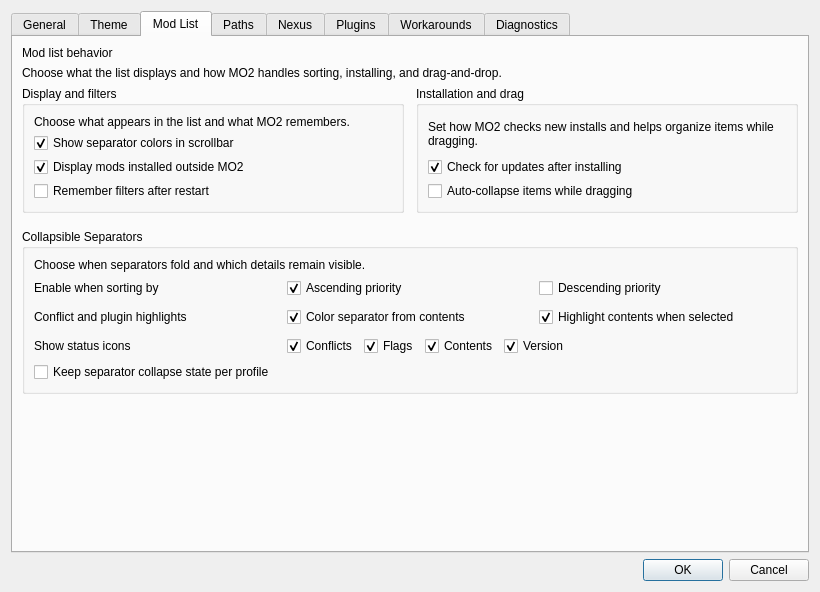
Above: source/modorganizer/src/settingsdialog.ui from ArialSenki/MO2-Revamped before the change. Below: the same form after it.
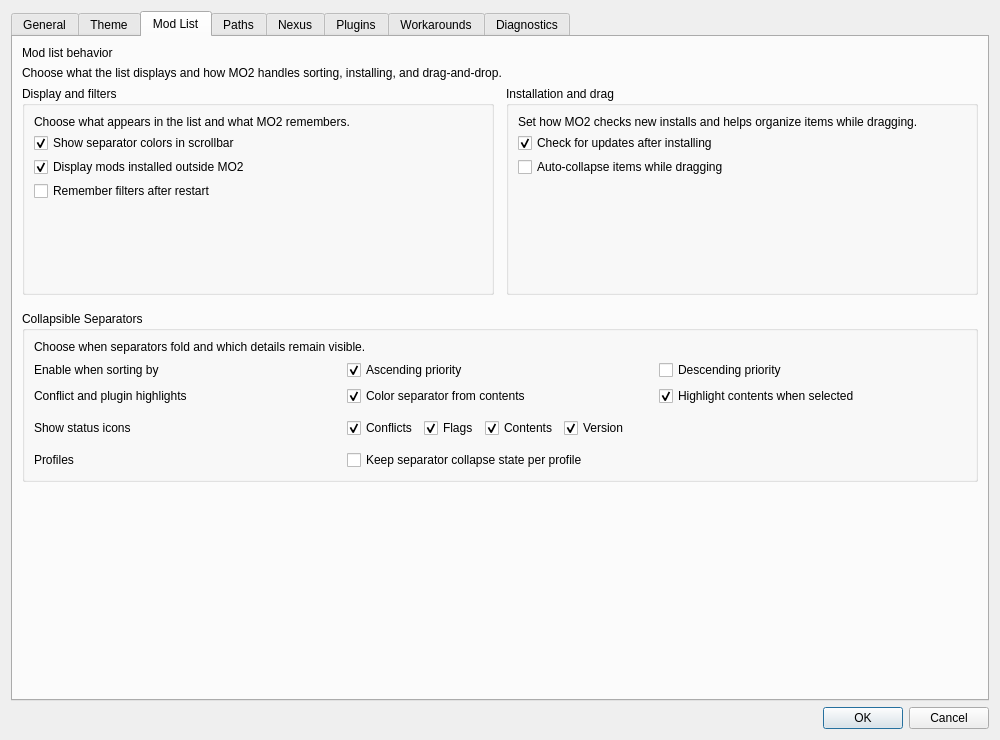
That is the form after the change. The open tabs and pages were chosen to show the change. Icons and pictures are not drawn. Custom widgets are drawn as their Qt base class.

The edit to the form file:
```diff
--- a/source/modorganizer/src/settingsdialog.ui
+++ b/source/modorganizer/src/settingsdialog.ui
@@ -6,8 +6,8 @@
    <rect>
     <x>0</x>
     <y>0</y>
-    <width>820</width>
-    <height>592</height>
+    <width>1000</width>
+    <height>740</height>
    </rect>
   </property>
   <property name="windowTitle">
@@ -476,7 +476,7 @@
        <item>
         <widget class="QLabel" name="themePageSubtitle">
          <property name="text">
-          <string>Choose Light or Dark, then customize the highlights used for mod conflicts and selected plugins.</string>
+          <string>Choose Light, Dark Blue, or Dark Black, then customize the highlights used for mod conflicts and selected plugins.</string>
          </property>
          <property name="wordWrap">
           <bool>true</bool>
@@ -734,6 +734,19 @@
                </property>
               </widget>
              </item>
+             <item>
+              <spacer name="modListDisplayBottomSpacer">
+               <property name="orientation">
+                <enum>Qt::Vertical</enum>
+               </property>
+               <property name="sizeHint" stdset="0">
+                <size>
+                 <width>20</width>
+                 <height>0</height>
+                </size>
+               </property>
+              </spacer>
+             </item>
             </layout>
            </widget>
           </item>
@@ -785,6 +798,19 @@
                </property>
               </widget>
              </item>
+             <item>
+              <spacer name="modListWorkflowBottomSpacer">
+               <property name="orientation">
+                <enum>Qt::Vertical</enum>
+               </property>
+               <property name="sizeHint" stdset="0">
+                <size>
+                 <width>20</width>
+                 <height>0</height>
+                </size>
+               </property>
+              </spacer>
+             </item>
             </layout>
            </widget>
           </item>
@@ -835,7 +861,7 @@
           <item>
            <layout class="QGridLayout" name="gridLayout_9">
             <property name="verticalSpacing">
-             <number>9</number>
+             <number>6</number>
             </property>
             <item row="5" column="1">
              <widget class="QCheckBox" name="collapsibleSeparatorsHighlightToBox">
@@ -909,6 +935,12 @@
             </item>
             <item row="8" column="1" colspan="2">
              <widget class="QWidget" name="widget_4" native="true">
+              <property name="minimumSize">
+               <size>
+                <width>0</width>
+                <height>32</height>
+               </size>
+              </property>
               <layout class="QHBoxLayout" name="horizontalLayout_7">
                <property name="leftMargin">
                 <number>0</number>
@@ -978,9 +1010,14 @@
               </layout>
              </widget>
             </item>
-           </layout>
-          </item>
-          <item>
+            <item row="9" column="0">
+             <widget class="QLabel" name="collapsibleSeparatorsProfilesLabel">
+              <property name="text">
+               <string>Profiles</string>
+              </property>
+             </widget>
+            </item>
+            <item row="9" column="1" colspan="2">
            <widget class="QCheckBox" name="collapsibleSeparatorsPerProfileBox">
             <property name="toolTip">
              <string>Do not share the collapse/expanded state of separators between profiles.</string>
@@ -994,6 +1031,8 @@
            </widget>
           </item>
          </layout>
+          </item>
+         </layout>
         </widget>
        </item>
        <item>
@@ -1004,7 +1043,7 @@
          <property name="sizeHint" stdset="0">
           <size>
            <width>20</width>
-           <height>40</height>
+          <height>8</height>
           </size>
          </property>
         </spacer>
@@ -1460,10 +1499,6 @@
                    <property name="text">
                     <string>Disconnect from Nexus</string>
                    </property>
-                   <property name="icon">
-                    <iconset resource="resources.qrc">
-                     <normaloff>:/MO/gui/edit_clear</normaloff>:/MO/gui/edit_clear</iconset>
-                   </property>
                   </widget>
                  </item>
                  <item>
@@ -2320,7 +2355,7 @@
               </item>
               <item>
                <widget class="QWidget" name="customBrowserRow">
-                <layout class="QHBoxLayout" name="customBrowserLayout">
+                <layout class="QVBoxLayout" name="customBrowserLayout">
                  <property name="leftMargin">
                   <number>0</number>
                  </property>
@@ -2350,6 +2385,21 @@
                   </widget>
                  </item>
                  <item>
+                  <widget class="QWidget" name="browserCommandRow">
+                   <layout class="QHBoxLayout" name="browserCommandLayout">
+                    <property name="leftMargin">
+                     <number>0</number>
+                    </property>
+                    <property name="topMargin">
+                     <number>0</number>
+                    </property>
+                    <property name="rightMargin">
+                     <number>0</number>
+                    </property>
+                    <property name="bottomMargin">
+                     <number>0</number>
+                    </property>
+                    <item>
                   <widget class="QLineEdit" name="browserCommand">
                    <property name="toolTip">
                     <string>Browser command with %1 in place of the target URL.</string>
@@ -2378,6 +2428,9 @@
              </layout>
            </widget>
            </item>
+             </layout>
+           </widget>
+           </item>
            <item row="2" column="0" colspan="2">
             <widget class="QGroupBox" name="maintenanceActionsGroup">
              <property name="title">
@@ -2433,10 +2486,6 @@
                 <property name="text">
                  <string>Back-date BSA archives</string>
                 </property>
-                <property name="icon">
-                 <iconset>
-                  <normaloff>:/MO/gui/resources/emblem-readonly.png</normaloff>:/MO/gui/resources/emblem-readonly.png</iconset>
-                </property>
                </widget>
               </item>
               <item>
```
Lines whose indentation alone changed are shown as unchanged.
